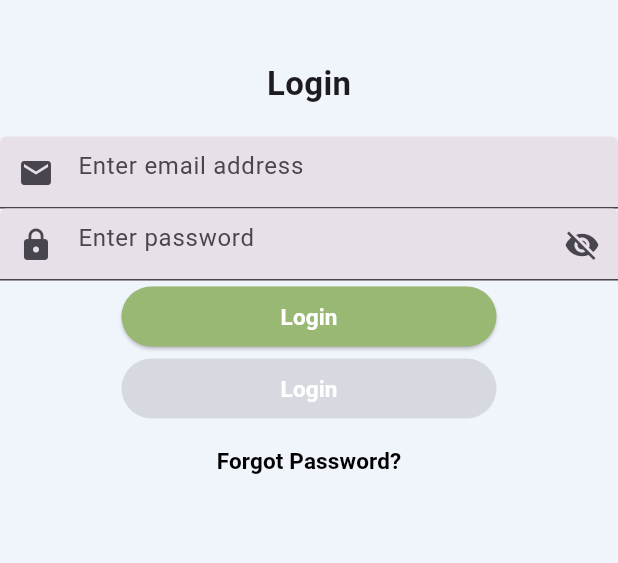
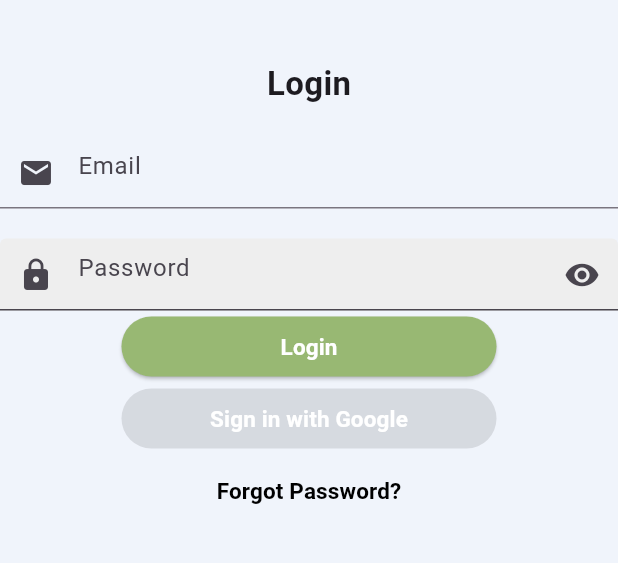
Before and after one commit to ACJT123/EnviroCareer, a Flutter app: the screen it shows after launch, after a tap on "Login", on a phone screen of 412 x 824 dp, the part 315-878 px from its top. Run offline on Flutter 3.47's test engine with Material 3 defaults, Android fonts, the phone set to English and light mode, and no system bars; our stand-ins replace google_fonts; Roboto replaces fonts that are missing (Risque).

Commit message:
wip text field styling

```diff
--- a/lib/login_page.dart
+++ b/lib/login_page.dart
@@ -59,21 +59,58 @@ class LoginForm extends StatefulWidget {
 class _LoginFormState extends State<LoginForm> {
   final _formKey = GlobalKey<FormState>();
 
+  bool _obscureText = true;
+
   @override
   Widget build(BuildContext context) {
     return Form(
         key: _formKey,
         child: Column(
           children: [
-            InputField(
-              hintText: 'Enter email address',
-              prefixIcon: const Icon(Icons.mail),
-              inputType: 'email',
+            TextField(
+              decoration: InputDecoration(
+                hintText: 'Email',
+                prefixIcon: Icon(Icons.mail),
+                // border: OutlineInputBorder(
+                //   borderRadius: BorderRadius.circular(10.0),
+                //   borderSide: BorderSide(color: Colors.blue),
+                // ),
+                // focusedBorder: OutlineInputBorder(
+                //   borderRadius: BorderRadius.circular(10.0),
+                //   borderSide: BorderSide(color: Colors.green),
+                // ),
+                // filled: true,
+                // fillColor: Colors.grey[200],
+              ),
+              keyboardType: TextInputType.emailAddress,
             ),
-            InputField(
-              hintText: 'Enter password',
-              prefixIcon: const Icon(Icons.lock),
-              inputType: 'password',
+            const SizedBox(height: 20),
+            TextField(
+              decoration: InputDecoration(
+                hintText: 'Password',
+                prefixIcon: Icon(Icons.lock),
+                suffixIcon: GestureDetector(
+                  onTap: () {
+                    setState(() {
+                      _obscureText = !_obscureText;
+                    });
+                  },
+                  child: Icon(
+                      _obscureText ? Icons.visibility : Icons.visibility_off),
+                ),
+                // border: OutlineInputBorder(
+                //   borderRadius: BorderRadius.circular(10.0),
+                //   borderSide: BorderSide(color: Colors.blue),
+                // ),
+                // focusedBorder: OutlineInputBorder(
+                //   borderRadius: BorderRadius.circular(10.0),
+                //   borderSide: BorderSide(color: Colors.green),
+                // ),
+                filled: true,
+                fillColor: Colors.grey[200],
+              ),
+              keyboardType: TextInputType.visiblePassword,
+              obscureText: _obscureText,
             ),
             CustomButton(
               backgroundColor: const Color(0xFF98B873),
@@ -91,7 +128,7 @@ class _LoginFormState extends State<LoginForm> {
             ),
             CustomButton(
               backgroundColor: const Color(0xFF98B873),
-              text: 'Login',
+              text: 'Sign in with Google',
               textColor: Colors.white,
             )
             // ElevatedButton(
```
